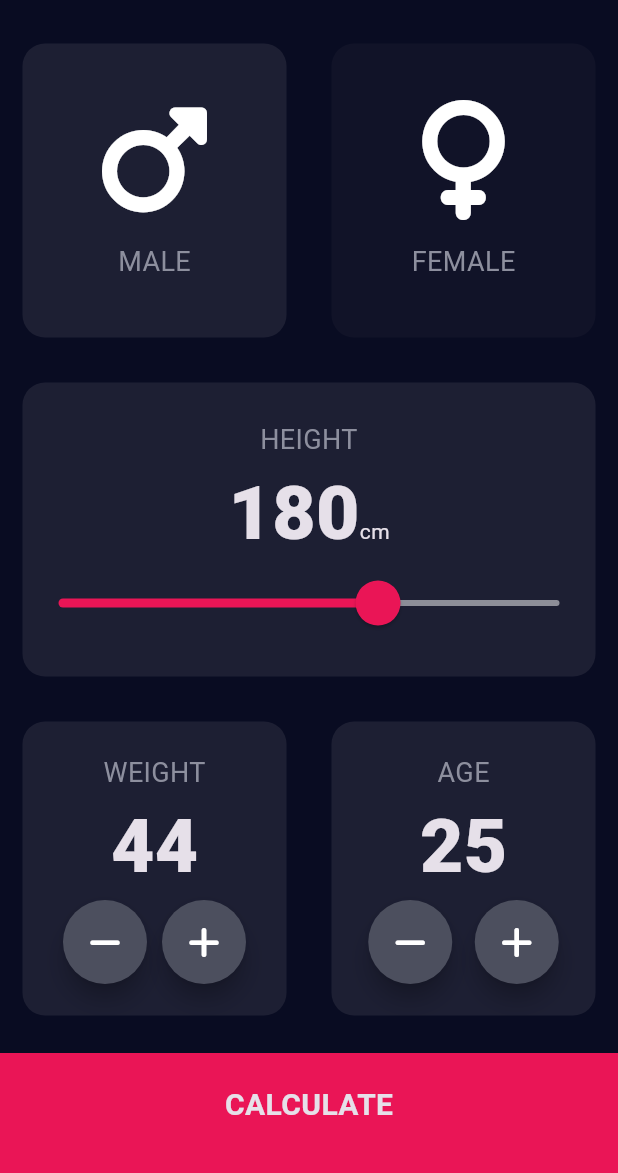
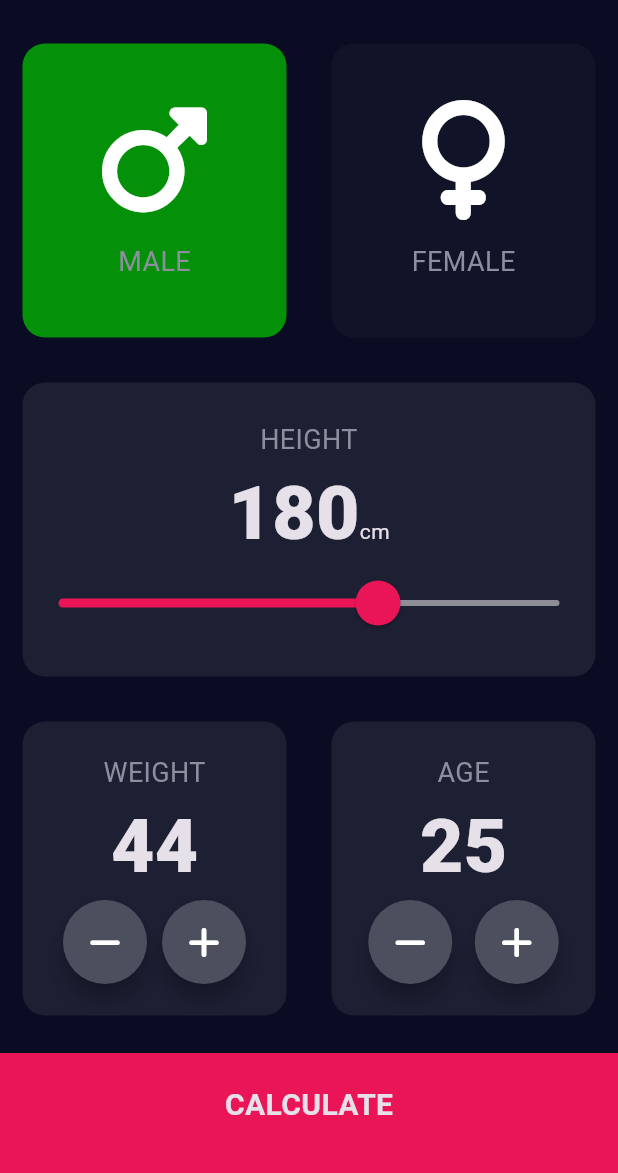
Before and after one commit to Amal-AM4/bmi_calc, a Flutter app: the screen it shows after launch, after a tap on "MALE", on a phone screen of 412 x 824 dp, the part 63-1236 px from its top. Run offline on Flutter 3.47's test engine with Material 3 defaults, Android fonts, the phone set to English and light mode, and no system bars; our stand-ins replace font_awesome_flutter.

Commit message:
color change to green

```diff
--- a/lib/constants.dart
+++ b/lib/constants.dart
@@ -4,12 +4,10 @@ const kbottomContainerHeight = 80.0;
 const kresusableCardColor = Color(0xFF1D1F33);
 const kbottomContainerColor = Color(0xFFEA1556);
 const kinactiveContainerColor = Color(0xFF111328);
+const activeColorGender = Color(0xFF059009);
 
 const kLabelStyle = TextStyle(color: Color(0xFF8D8F9E), fontSize: 18.0);
 
 const knumberStyle = TextStyle(fontSize: 50.0, fontWeight: FontWeight.w900);
 
-const kBottomContainerTextStyle = TextStyle(
-  fontSize: 20.0,
-  fontWeight: FontWeight.bold,
-);
+const kBottomTextStyle = TextStyle(fontSize: 20.0, fontWeight: FontWeight.bold);
--- a/lib/input_page.dart
+++ b/lib/input_page.dart
@@ -23,7 +23,7 @@ class _InputPageState extends State<InputPage> {
     // male = 1, female = 2
     if (gender == 1) {
       if (maleInactiveColor == kinactiveContainerColor) {
-        maleInactiveColor = kresusableCardColor;
+        maleInactiveColor = activeColorGender;
         femaleInactiveColor = kinactiveContainerColor;
       } else {
         maleInactiveColor = kinactiveContainerColor;
@@ -32,7 +32,7 @@ class _InputPageState extends State<InputPage> {
 
     if (gender == 2) {
       if (femaleInactiveColor == kinactiveContainerColor) {
-        femaleInactiveColor = kresusableCardColor;
+        femaleInactiveColor = activeColorGender;
         maleInactiveColor = kinactiveContainerColor;
       } else {
         femaleInactiveColor = kinactiveContainerColor;
@@ -204,9 +204,7 @@ class _InputPageState extends State<InputPage> {
           ),
 
           Container(
-            child: Center(
-              child: Text('CALCULATE', style: kBottomContainerTextStyle),
-            ),
+            child: Center(child: Text('CALCULATE', style: kBottomTextStyle)),
             margin: EdgeInsets.only(top: 10.0),
             padding: EdgeInsets.only(bottom: 10.0),
             color: kbottomContainerColor,
```
